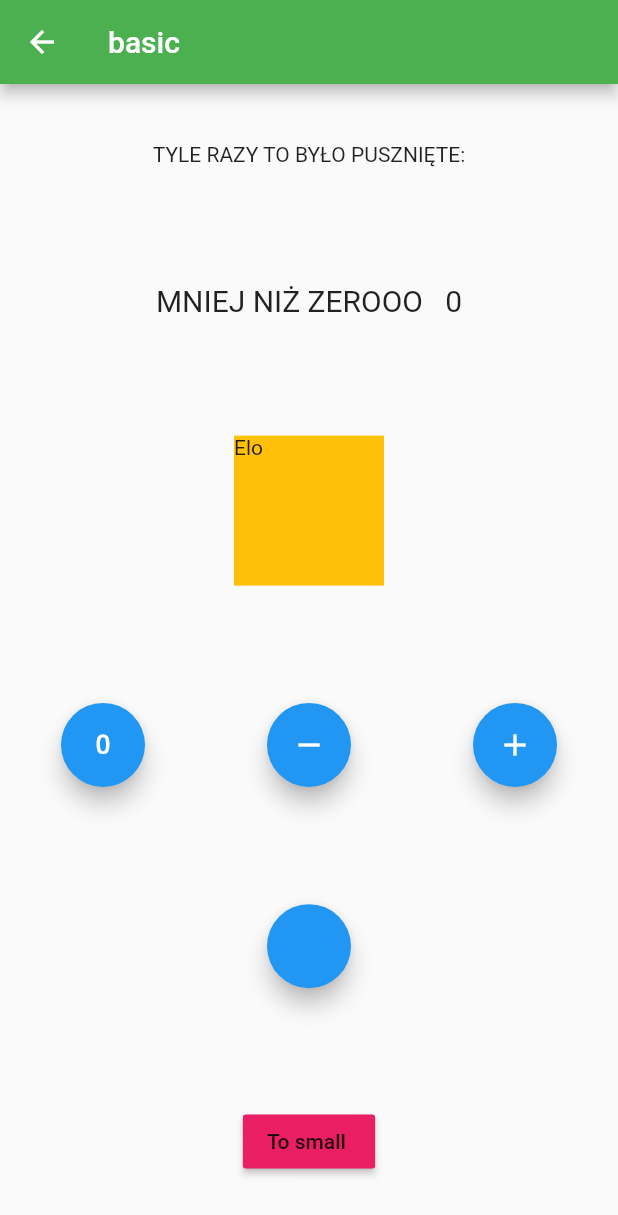
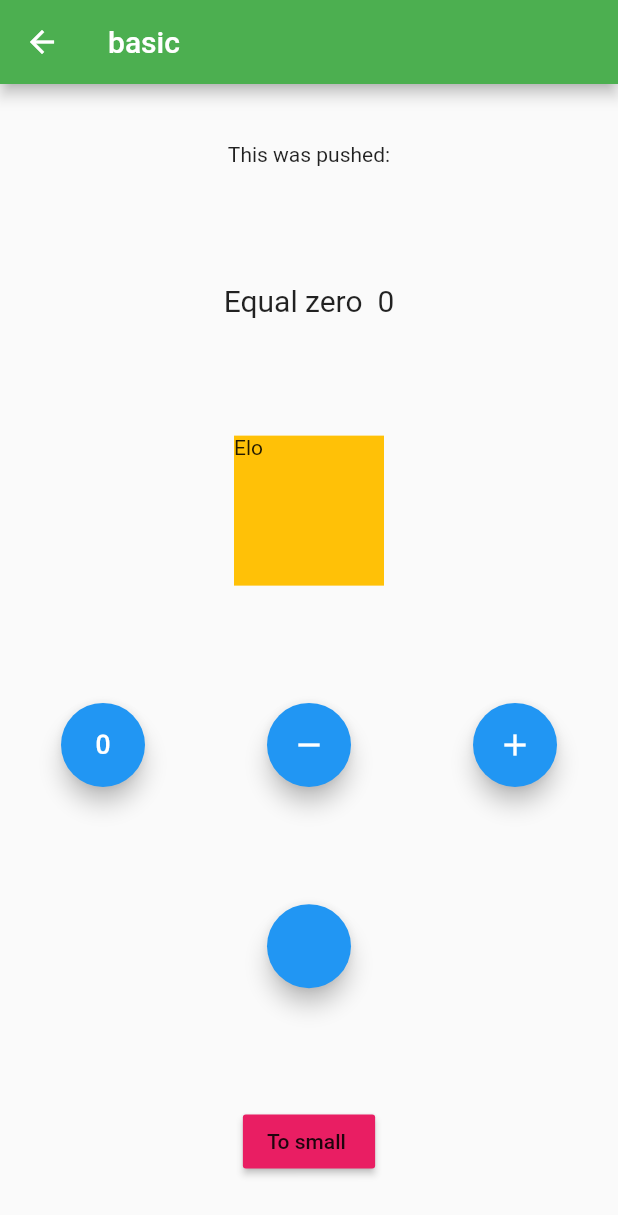
Before and after one commit to dsznycer/bloc_test, a Flutter app: the screen it shows after launch, after a tap on "Second Page", on a phone screen of 412 x 824 dp. Shown: the top 1215 px of the screen. Run offline on Flutter 3.47's test engine with Material 2 defaults, Android fonts, the light colour scheme and no system bars; our stand-ins replace bloc, connectivity_plus, flutter_bloc, hydrated_bloc.

Commit message:
added const before values

```diff
--- a/lib/logic/cubit/settings_state.dart
+++ b/lib/logic/cubit/settings_state.dart
@@ -11,24 +11,8 @@ class SettingsInitial extends SettingsState {
 
   SettingsInitial(this.color, this.size);
 
-  Map<String, dynamic> toMap() {
-    return <String, dynamic>{
-      'color': color.value,
-      'size': size,
-    };
-  }
-
-  factory SettingsInitial.fromMap(Map<String, dynamic> map) {
-    return SettingsInitial(
-      Color(map['color'] as int),
-      map['size'] as int,
-    );
-  }
-
-  String toJson() => json.encode(toMap());
-
-  factory SettingsInitial.fromJson(String source) =>
-      SettingsInitial.fromMap(json.decode(source) as Map<String, dynamic>);
+  @override
+  String toString() => 'SettingsInitial(color: $color, size: $size)';
 }
 
 class SettingsUnique extends SettingsState {
@@ -37,22 +21,6 @@ class SettingsUnique extends SettingsState {
 
   SettingsUnique(this.color, this.size);
 
-  Map<String, dynamic> toMap() {
-    return <String, dynamic>{
-      'color': color.value,
-      'size': size,
-    };
-  }
-
-  factory SettingsUnique.fromMap(Map<String, dynamic> map) {
-    return SettingsUnique(
-      Color(map['color'] as int),
-      map['size'] as int,
-    );
-  }
-
-  String toJson() => json.encode(toMap());
-
-  factory SettingsUnique.fromJson(String source) =>
-      SettingsUnique.fromMap(json.decode(source) as Map<String, dynamic>);
+  @override
+  String toString() => 'SettingsUnique(color: $color, size: $size)';
 }
--- a/lib/logic/cubit/testu_state.dart
+++ b/lib/logic/cubit/testu_state.dart
@@ -23,4 +23,7 @@ class TestuState {
 
   factory TestuState.fromJson(String source) =>
       TestuState.fromMap(json.decode(source) as Map<String, dynamic>);
+
+  @override
+  String toString() => 'TestuState(text: $text)';
 }
--- a/lib/presentation/screens/home_screen.dart
+++ b/lib/presentation/screens/home_screen.dart
@@ -1,45 +1,42 @@
-import 'dart:ffi';
 import 'package:flutter/material.dart';
 import 'package:flutter_bloc/flutter_bloc.dart';
 import 'package:test_bloc_app/constants/enums.dart';
 import 'package:test_bloc_app/logic/cubit/internet_cubit.dart';
 import 'package:test_bloc_app/logic/cubit/settings_cubit.dart';
 import 'package:test_bloc_app/logic/cubit/testu_cubit.dart';
-import 'package:test_bloc_app/presentation/screens/second_screen.dart';
 
 import '../../logic/cubit/counter_cubit.dart';
 
-class HomeScreen extends StatefulWidget {
+class HomeScreen extends StatelessWidget {
   Color color;
   String text;
 
   HomeScreen({required this.color, required this.text, super.key});
 
   @override
-  State<HomeScreen> createState() => _HomeScreenState();
-}
+  Widget build(BuildContext context) {
+    final value =
+        context.select((CounterCubit bloc) => bloc.state.counterValue);
 
-class _HomeScreenState extends State<HomeScreen> {
-  @override
-  Widget build(BuildContext context) {
     return Scaffold(
       appBar: AppBar(
-          title: Text(context.watch<TestuCubit>().state.text),
+          title:
+              Text((context.watch<TestuCubit>().state.text) + value.toString()),
           backgroundColor: Colors.amber),
       body: BlocListener<CounterCubit, CounterState>(
         listener: (context, state) {
           if (state.isIncremented == true) {
             ScaffoldMessenger.of(context).showSnackBar(
-              SnackBar(
+              const SnackBar(
                 backgroundColor: Colors.red,
-                content: const Text('DODANOO'),
-                duration: const Duration(seconds: 1),
+                content: Text('DODANOO'),
+                duration: Duration(seconds: 1),
               ),
             );
           } else if (state.isIncremented == false) {
-            ScaffoldMessenger.of(context).showSnackBar(SnackBar(
-              content: const Text('ODJĘTOOO'),
-              duration: const Duration(seconds: 1),
+            ScaffoldMessenger.of(context).showSnackBar(const SnackBar(
+              content: Text('ODJĘTOOO'),
+              duration: Duration(seconds: 1),
             ));
           }
         },
@@ -48,27 +45,6 @@ class _HomeScreenState extends State<HomeScreen> {
             mainAxisAlignment: MainAxisAlignment.spaceAround,
             crossAxisAlignment: CrossAxisAlignment.center,
             children: [
-              BlocBuilder<SettingsCubit, SettingsState>(
-                  builder: (context, state) {
-                if (state is SettingsUnique) {
-                  return Container(
-                    height: 100,
-                    width: 100,
-                    color: state.color,
-                    child: Text(
-                      'Elo',
-                      style: TextStyle(fontSize: state.size.toDouble()),
-                    ),
-                  );
-                } else {
-                  return Container(
-                    height: 100,
-                    width: 100,
-                    color: Colors.amber,
-                    child: Text('Elo'),
-                  );
-                }
-              }),
               BlocBuilder<InternetCubit, InternetState>(
                   builder: (context, state) {
                 if (state is InternetConnected &&
@@ -91,7 +67,7 @@ class _HomeScreenState extends State<HomeScreen> {
                     style: Theme.of(context).textTheme.headline3,
                   );
                 } else {
-                  return CircularProgressIndicator();
+                  return const CircularProgressIndicator();
                 }
               }),
               Builder(builder: (context) {
@@ -102,40 +78,40 @@ class _HomeScreenState extends State<HomeScreen> {
                     state.connectionType == ConnectionType.mobile) {
                   return Text(
                     textAlign: TextAlign.center,
-                    'TYLE RAZY PUSZNIĘTE: ${counterState.counterValue} a state is Internet Connected to mobile',
+                    'This was pushed: ${counterState.counterValue} a state is Internet Connected to mobile',
                   );
                 } else if (state is InternetConnected &&
                     state.connectionType == ConnectionType.wifi) {
                   return Text(
                     softWrap: true,
                     textAlign: TextAlign.center,
-                    'TYLE RAZY PUSZNIĘTE: ${counterState.counterValue} a state is Internet Connected to wifi         ',
+                    'This was pushed: ${counterState.counterValue} a state is Internet Connected to wifi         ',
                   );
                 } else if (state is InternetDisconnected) {
                   Text(
                     textAlign: TextAlign.center,
-                    'TYLE RAZY PUSZNIĘTE: ${counterState.counterValue} a state is kurwa disconnected}',
+                    'This was pushed: ${counterState.counterValue} a state is kurwa disconnected}',
                   );
                 }
 
-                return CircularProgressIndicator();
+                return const CircularProgressIndicator();
               }),
               BlocBuilder<CounterCubit, CounterState>(
                 builder: (context, state) {
                   if (state.counterValue < 0) {
                     return Text(
-                      "UUUU MINUSIKKK  " + state.counterValue.toString(),
-                      style: TextStyle(fontSize: 20),
+                      "You are under  " + state.counterValue.toString(),
+                      style: const TextStyle(fontSize: 20),
                     );
                   } else if (state.counterValue == 0) {
                     return Text(
-                      "MNIEJ NIŻ ZEROOO   " + state.counterValue.toString(),
-                      style: TextStyle(fontSize: 20),
+                      "Less than zero  " + state.counterValue.toString(),
+                      style: const TextStyle(fontSize: 20),
                     );
                   } else {
                     return Text(
-                      "Jesteś na plus!   " + state.counterValue.toString(),
-                      style: TextStyle(fontSize: 20),
+                      "On the plus side!  " + state.counterValue.toString(),
+                      style: const TextStyle(fontSize: 20),
                     );
                   }
                 },
@@ -149,7 +125,7 @@ class _HomeScreenState extends State<HomeScreen> {
                     onPressed: () {
                       context.read<CounterCubit>().zeroShit();
                     },
-                    child: Icon(Icons.exposure_zero),
+                    child: const Icon(Icons.exposure_zero),
                   ),
                   FloatingActionButton(
                     heroTag: 125,
@@ -157,7 +133,7 @@ class _HomeScreenState extends State<HomeScreen> {
                       context.read<CounterCubit>().decrement();
                     },
                     tooltip: 'Decrement',
-                    child: Icon(Icons.remove),
+                    child: const Icon(Icons.remove),
                   ),
                   FloatingActionButton(
                     heroTag: 124,
@@ -165,37 +141,49 @@ class _HomeScreenState extends State<HomeScreen> {
                       context.read<CounterCubit>().increment();
                     },
                     tooltip: 'Increment',
-                    child: Icon(Icons.add),
+                    child: const Icon(Icons.add),
                   )
                 ],
               ),
               MaterialButton(
-                  color: widget.color,
-                  child: Text('Second Page'),
+                  color: color,
+                  child: const Text('Second Page'),
                   onPressed: () {
                     Navigator.of(context).pushNamed('/second');
                   }),
               MaterialButton(
-                  color: widget.color,
-                  child: Text('Third Page'),
+                  color: color,
+                  child: const Text('Third Page'),
                   onPressed: () {
                     Navigator.of(context).pushNamed('/third');
                   }),
               MaterialButton(
                   color: Colors.amber,
-                  child: Text('Change to Blue'),
+                  child: const Text('Change to Blue'),
                   onPressed: () {
                     context.read<SettingsCubit>().toBlue();
                   }),
+              BlocBuilder<SettingsCubit, SettingsState>(
+                  builder: (context, state) {
+                if (state is SettingsUnique) {
+                  return MaterialButton(
+                      color: state.color,
+                      child: const Text('Change to Pink'),
+                      onPressed: () {
+                        context.read<SettingsCubit>().toPink();
+                      });
+                } else {
+                  return MaterialButton(
+                      color: Colors.amber,
+                      child: const Text('Change to Pink'),
+                      onPressed: () {
+                        context.read<SettingsCubit>().toPink();
+                      });
+                }
+              }),
               MaterialButton(
                   color: Colors.amber,
-                  child: Text('Change to Pink'),
-                  onPressed: () {
-                    context.read<SettingsCubit>().toPink();
-                  }),
-              MaterialButton(
-                  color: Colors.amber,
-                  child: Text('Change to BIG'),
+                  child: const Text('Change to BIG'),
                   onPressed: () {
                     context.read<TestuCubit>().changeBig();
                   })
--- a/lib/presentation/screens/second_screen.dart
+++ b/lib/presentation/screens/second_screen.dart
@@ -25,23 +25,23 @@ class _SecondScreenState extends State<SecondScreen> {
       body: Column(
         mainAxisAlignment: MainAxisAlignment.spaceAround,
         children: [
-          Text('TYLE RAZY TO BYŁO PUSZNIĘTE:'),
+          const Text('This was pushed:'),
           BlocBuilder<CounterCubit, CounterState>(
             builder: (context, state) {
               if (state.counterValue < 0) {
                 return Text(
-                  "UUUU MINUSIKKK  " + state.counterValue.toString(),
-                  style: TextStyle(fontSize: 20),
+                  "You are under " + state.counterValue.toString(),
+                  style: const TextStyle(fontSize: 20),
                 );
               } else if (state.counterValue == 0) {
                 return Text(
-                  "MNIEJ NIŻ ZEROOO   " + state.counterValue.toString(),
-                  style: TextStyle(fontSize: 20),
+                  "Equal zero  " + state.counterValue.toString(),
+                  style: const TextStyle(fontSize: 20),
                 );
               } else {
                 return Text(
-                  "Jesteś na plus!   " + state.counterValue.toString(),
-                  style: TextStyle(fontSize: 20),
+                  "You are on plus   " + state.counterValue.toString(),
+                  style: const TextStyle(fontSize: 20),
                 );
               }
               ;
@@ -63,7 +63,7 @@ class _SecondScreenState extends State<SecondScreen> {
                 height: 100,
                 width: 100,
                 color: Colors.amber,
-                child: Text('Elo'),
+                child: const Text('Elo'),
               );
             }
           }),
@@ -76,7 +76,7 @@ class _SecondScreenState extends State<SecondScreen> {
                 onPressed: () {
                   context.read<CounterCubit>().zeroShit();
                 },
-                child: Icon(Icons.exposure_zero),
+                child: const Icon(Icons.exposure_zero),
               ),
               FloatingActionButton(
                 heroTag: 125,
@@ -84,7 +84,7 @@ class _SecondScreenState extends State<SecondScreen> {
                   context.read<CounterCubit>().decrement();
                 },
                 tooltip: 'Decrement',
-                child: Icon(Icons.remove),
+                child: const Icon(Icons.remove),
               ),
               FloatingActionButton(
                 heroTag: 124,
@@ -92,7 +92,7 @@ class _SecondScreenState extends State<SecondScreen> {
                   context.read<CounterCubit>().increment();
                 },
                 tooltip: 'Increment',
-                child: Icon(Icons.add),
+                child: const Icon(Icons.add),
               )
             ],
           ),
@@ -102,7 +102,7 @@ class _SecondScreenState extends State<SecondScreen> {
               onPressed: (() => Navigator.of(context).pop())),
           MaterialButton(
               color: Colors.pink,
-              child: Text('To small '),
+              child: const Text('To small '),
               onPressed: () => context.read<TestuCubit>().changeSmall()),
         ],
       ),
--- a/lib/presentation/screens/third_screen.dart
+++ b/lib/presentation/screens/third_screen.dart
@@ -24,23 +24,23 @@ class _ThirdScreenState extends State<ThirdScreen> {
       body: Column(
         mainAxisAlignment: MainAxisAlignment.spaceAround,
         children: [
-          Text('TYLE RAZY TO BYŁO PUSZNIĘTE:'),
+          const Text('This was pushed this many times:'),
           BlocBuilder<CounterCubit, CounterState>(
             builder: (context, state) {
               if (state.counterValue < 0) {
                 return Text(
-                  "UUUU MINUSIKKK  " + state.counterValue.toString(),
-                  style: TextStyle(fontSize: 20),
+                  "You are under  " + state.counterValue.toString(),
+                  style: const TextStyle(fontSize: 20),
                 );
               } else if (state.counterValue == 0) {
                 return Text(
-                  "MNIEJ NIŻ ZEROOO   " + state.counterValue.toString(),
-                  style: TextStyle(fontSize: 20),
+                  "Zero  " + state.counterValue.toString(),
+                  style: const TextStyle(fontSize: 20),
                 );
               } else {
                 return Text(
                   "Jesteś na plus!   " + state.counterValue.toString(),
-                  style: TextStyle(fontSize: 20),
+                  style: const TextStyle(fontSize: 20),
                 );
               }
               ;
@@ -54,27 +54,27 @@ class _ThirdScreenState extends State<ThirdScreen> {
                 onPressed: () {
                   context.read<CounterCubit>().zeroShit();
                 },
-                child: Icon(Icons.exposure_zero),
+                child: const Icon(Icons.exposure_zero),
               ),
               FloatingActionButton(
                 onPressed: () {
                   context.read<CounterCubit>().decrement();
                 },
                 tooltip: 'Decrement',
-                child: Icon(Icons.remove),
+                child: const Icon(Icons.remove),
               ),
               FloatingActionButton(
                 onPressed: () {
                   context.read<CounterCubit>().increment();
                 },
                 tooltip: 'Increment',
-                child: Icon(Icons.add),
+                child: const Icon(Icons.add),
               )
             ],
           ),
           MaterialButton(
               color: widget.color,
-              child: Text('Back'),
+              child: const Text('Back'),
               onPressed: () {
                 Navigator.of(context).pop();
               }),
```
Also changed, not shown: lib/logic/cubit/counter_cubit.dart (+0 -7 lines), lib/logic/cubit/settings_cubit.dart (+1 -25 lines), pubspec.lock, 4 other files.
